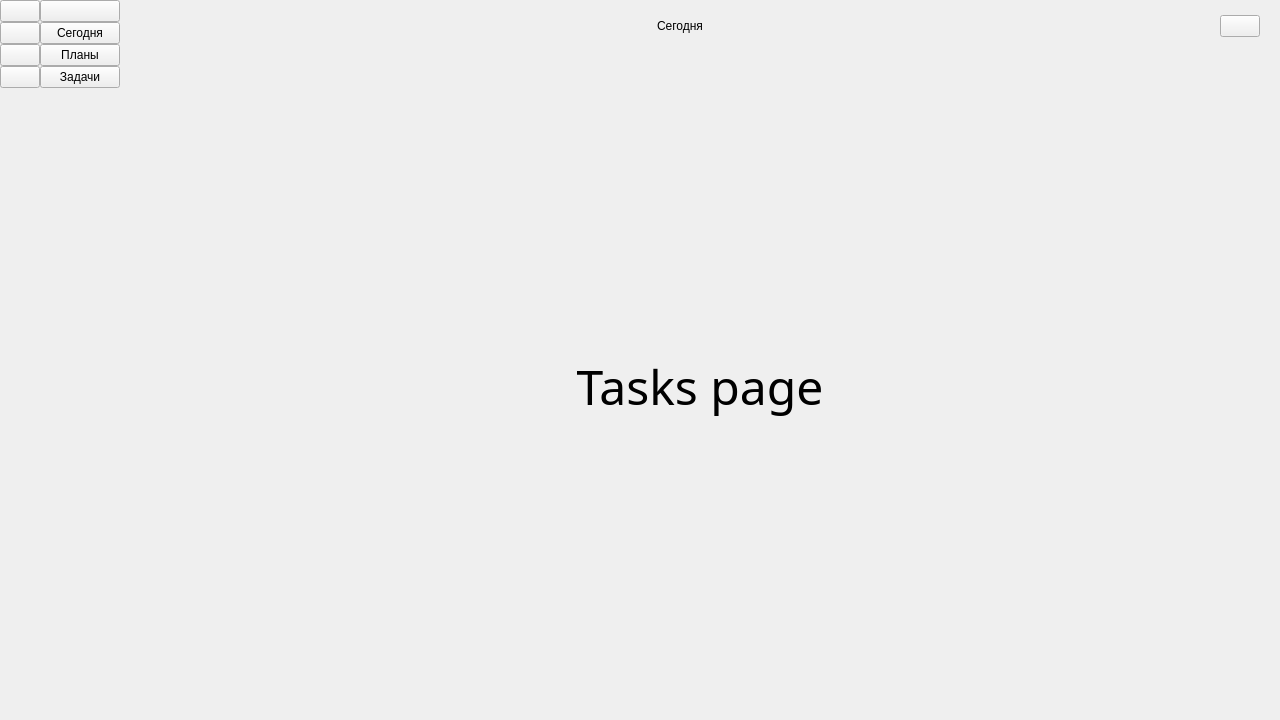
First picture: the form in mainwindow.ui, repository fnDxrk/ToDo_VPHAMI, before the edit.
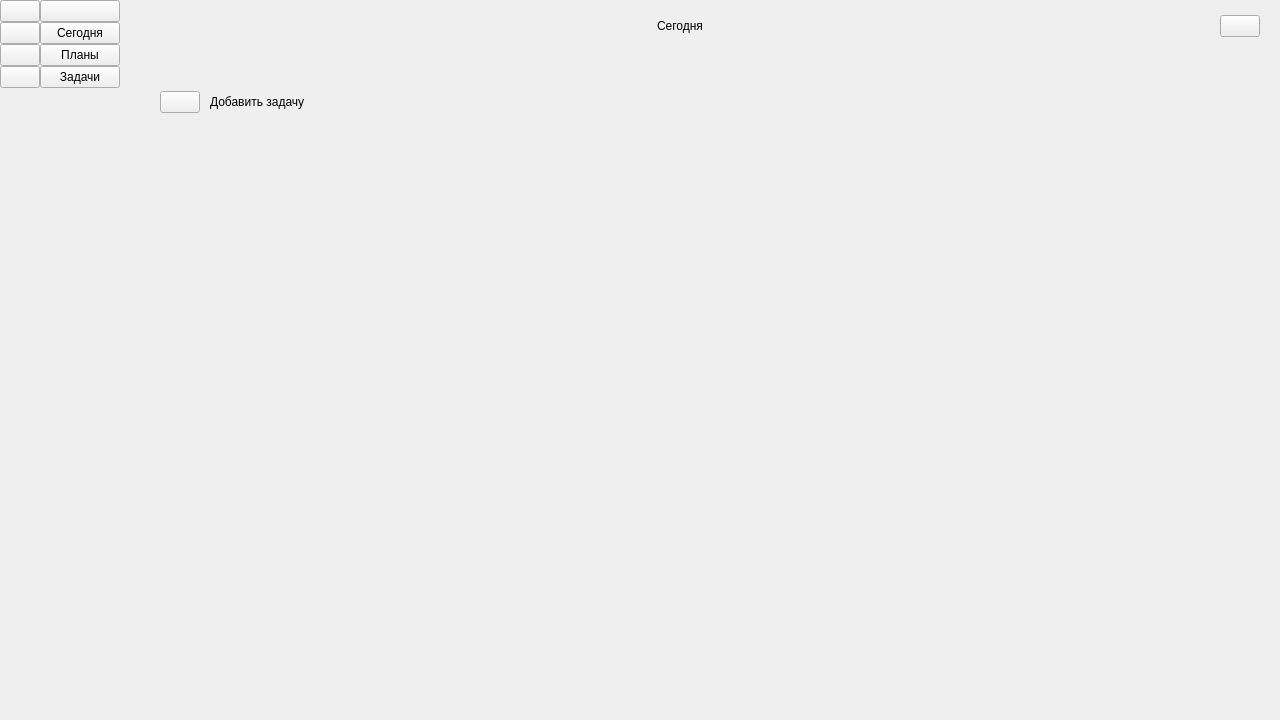
Second picture: the form after the edit. The open tabs and pages were chosen to show the change. Icons and pictures are not drawn.

Commit message: Add add_task widget

The edit to the form file:
```diff
--- a/mainwindow.ui
+++ b/mainwindow.ui
@@ -888,44 +888,115 @@
           </layout>
          </widget>
          <widget class="QWidget" name="tasks_page">
-          <layout class="QGridLayout" name="gridLayout_4">
+          <layout class="QVBoxLayout" name="verticalLayout_8">
+           <property name="spacing">
+            <number>20</number>
+           </property>
            <property name="leftMargin">
-            <number>0</number>
+            <number>20</number>
            </property>
            <property name="topMargin">
-            <number>0</number>
+            <number>20</number>
            </property>
            <property name="rightMargin">
-            <number>0</number>
+            <number>20</number>
            </property>
            <property name="bottomMargin">
-            <number>0</number>
+            <number>20</number>
            </property>
-           <property name="spacing">
-            <number>0</number>
-           </property>
-           <item row="0" column="0">
-            <widget class="QLabel" name="label_3">
-             <property name="font">
-              <font>
-               <family>JetBrainsMono Nerd Font</family>
-               <pointsize>36</pointsize>
-              </font>
+           <item>
+            <widget class="QWidget" name="add_task_widget" native="true">
+             <property name="minimumSize">
+              <size>
+               <width>0</width>
+               <height>60</height>
+              </size>
              </property>
-             <property name="text">
-              <string>Tasks page</string>
-             </property>
-             <property name="scaledContents">
-              <bool>false</bool>
-             </property>
-             <property name="alignment">
-              <set>Qt::AlignCenter</set>
-             </property>
-             <property name="wordWrap">
-              <bool>false</bool>
-             </property>
+             <layout class="QHBoxLayout" name="horizontalLayout_9">
+              <property name="spacing">
+               <number>0</number>
+              </property>
+              <property name="leftMargin">
+               <number>20</number>
+              </property>
+              <property name="topMargin">
+               <number>0</number>
+              </property>
+              <property name="rightMargin">
+               <number>20</number>
+              </property>
+              <property name="bottomMargin">
+               <number>0</number>
+              </property>
+              <item>
+               <widget class="QPushButton" name="pushButton">
+                <property name="text">
+                 <string/>
+                </property>
+                <property name="icon">
+                 <iconset resource="resource.qrc">
+                  <normaloff>:/resource/icons/Plus.png</normaloff>:/resource/icons/Plus.png</iconset>
+                </property>
+                <property name="iconSize">
+                 <size>
+                  <width>20</width>
+                  <height>20</height>
+                 </size>
+                </property>
+               </widget>
+              </item>
+              <item>
+               <spacer name="horizontalSpacer_12">
+                <property name="orientation">
+                 <enum>Qt::Horizontal</enum>
+                </property>
+                <property name="sizeType">
+                 <enum>QSizePolicy::Fixed</enum>
+                </property>
+                <property name="sizeHint" stdset="0">
+                 <size>
+                  <width>10</width>
+                  <height>20</height>
+                 </size>
+                </property>
+               </spacer>
+              </item>
+              <item>
+               <widget class="QLabel" name="label">
+                <property name="text">
+                 <string>Добавить задачу</string>
+                </property>
+               </widget>
+              </item>
+              <item>
+               <spacer name="horizontalSpacer_13">
+                <property name="orientation">
+                 <enum>Qt::Horizontal</enum>
+                </property>
+                <property name="sizeHint" stdset="0">
+                 <size>
+                  <width>912</width>
+                  <height>20</height>
+                 </size>
+                </property>
+               </spacer>
+              </item>
+             </layout>
             </widget>
            </item>
+           <item>
+            <spacer name="verticalSpacer_5">
+             <property name="orientation">
+              <enum>Qt::Vertical</enum>
+             </property>
+             <property name="sizeHint" stdset="0">
+              <size>
+               <width>20</width>
+               <height>511</height>
+              </size>
+             </property>
+            </spacer>
+           </item>
           </layout>
          </widget>
         </widget>
```
Left out of the diff: 2 changed lines with no effect on the pictures. The commit also changes 1 other file.
